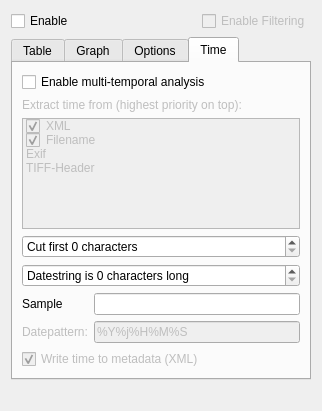
First picture: the form in ui_mutant.ui, repository mach0/mutant, before the edit.
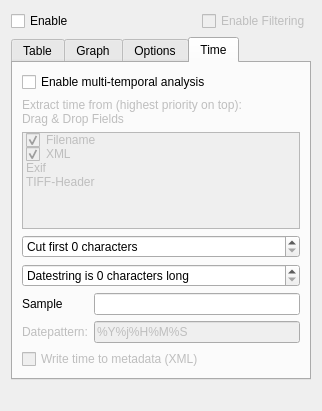
Second picture: the form after the edit. The open tabs and pages were chosen to show the change.

The edit to the form file:
```diff
--- a/ui_mutant.ui
+++ b/ui_mutant.ui
@@ -473,7 +473,8 @@
           <bool>false</bool>
          </property>
          <property name="text">
-          <string>Extract time from (highest priority on top):</string>
+          <string>Extract time from (highest priority on top):
+Drag &amp; Drop Fields</string>
          </property>
         </widget>
        </item>
@@ -488,14 +489,6 @@
          <property name="defaultDropAction">
           <enum>Qt::MoveAction</enum>
          </property>
-         <item>
-          <property name="text">
-           <string>XML</string>
-          </property>
-          <property name="checkState">
-           <enum>Checked</enum>
-          </property>
-         </item>
          <item>
           <property name="text">
            <string>Filename</string>
@@ -504,6 +497,14 @@
            <enum>Checked</enum>
           </property>
          </item>
+         <item>
+          <property name="text">
+           <string>XML</string>
+          </property>
+          <property name="checkState">
+           <enum>Checked</enum>
+          </property>
+         </item>
          <item>
           <property name="text">
            <string>Exif</string>
@@ -594,7 +595,7 @@
           <string>Write time to metadata (XML)</string>
          </property>
          <property name="checked">
-          <bool>true</bool>
+          <bool>false</bool>
          </property>
         </widget>
        </item>
```
Left out of the diff: 8 changed lines with no effect on the pictures.
